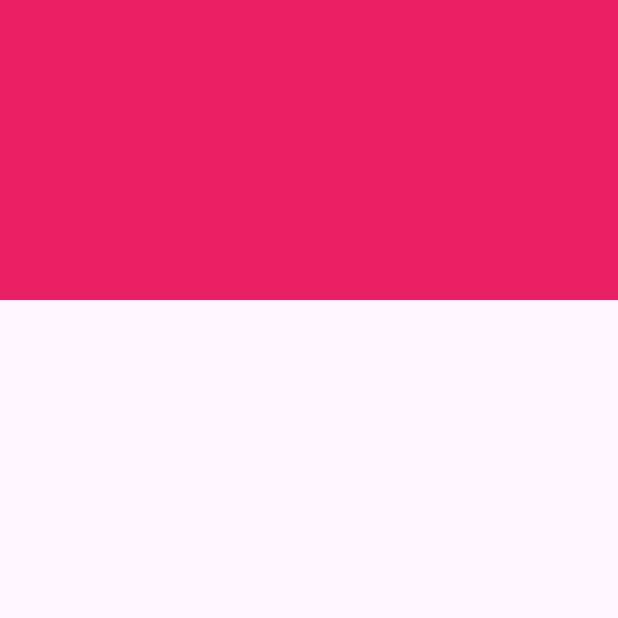
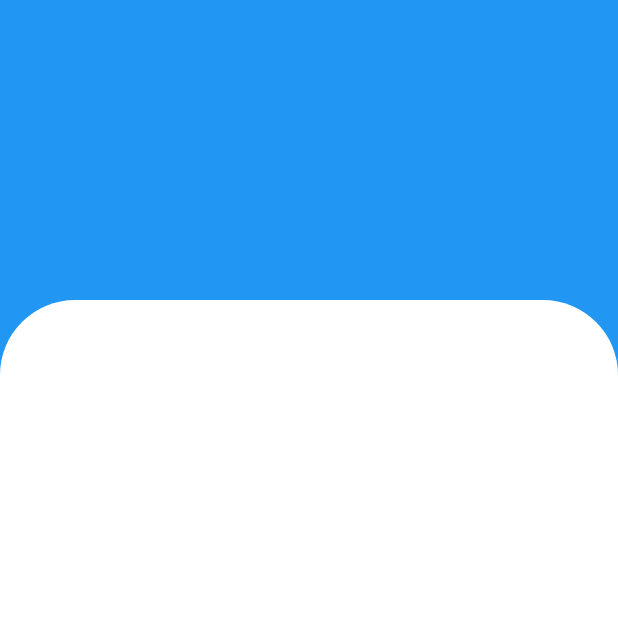
Before and after one commit to henry-dura/Todo-App-using-BLoC, a Flutter app: the screen it shows after launch, on a phone screen of 412 x 824 dp, the top half of it. Run offline on Flutter 3.47's test engine with Material 3 defaults, Android fonts, the phone set to English and light mode, and no system bars.

Commit message:
UI sketch achieved

```diff
--- a/lib/home_page.dart
+++ b/lib/home_page.dart
@@ -11,9 +11,17 @@ class HomePage extends StatelessWidget {
           Container(
             height: 200,
             width: double.infinity,
-            color: Colors.pink,
-          )
-
+            color: Colors.blue,
+          ),
+          Expanded(
+              child: Container(
+                color: Colors.blue,
+                child: Container(
+            decoration: BoxDecoration(
+                color: Colors.white,
+                  borderRadius: BorderRadius.vertical(top: Radius.circular(50))),
+          ),
+              ))
         ],
       ),
     );
```
